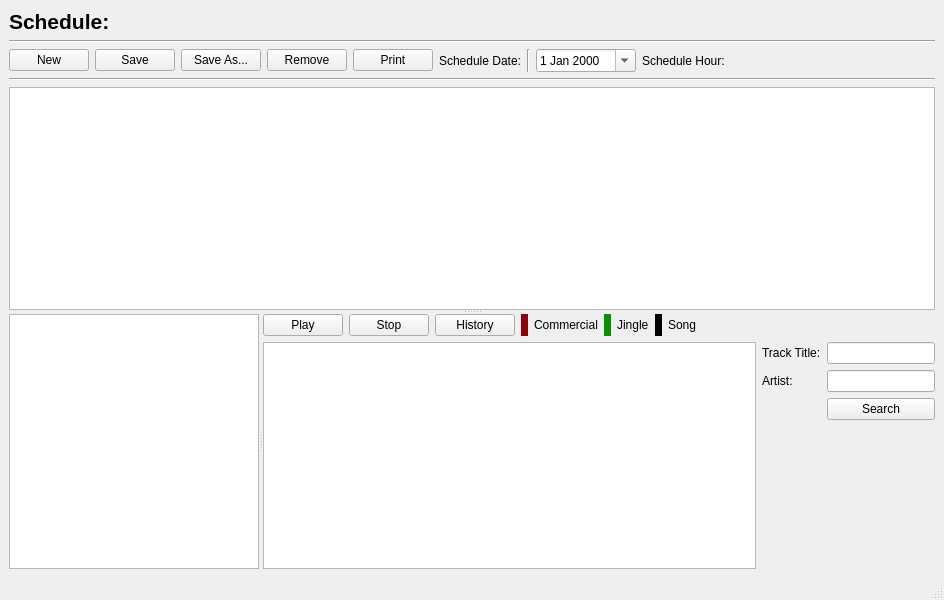
First picture: the form in rave/sedric/mainwindow.ui, repository pgathogo/raven, before the edit.
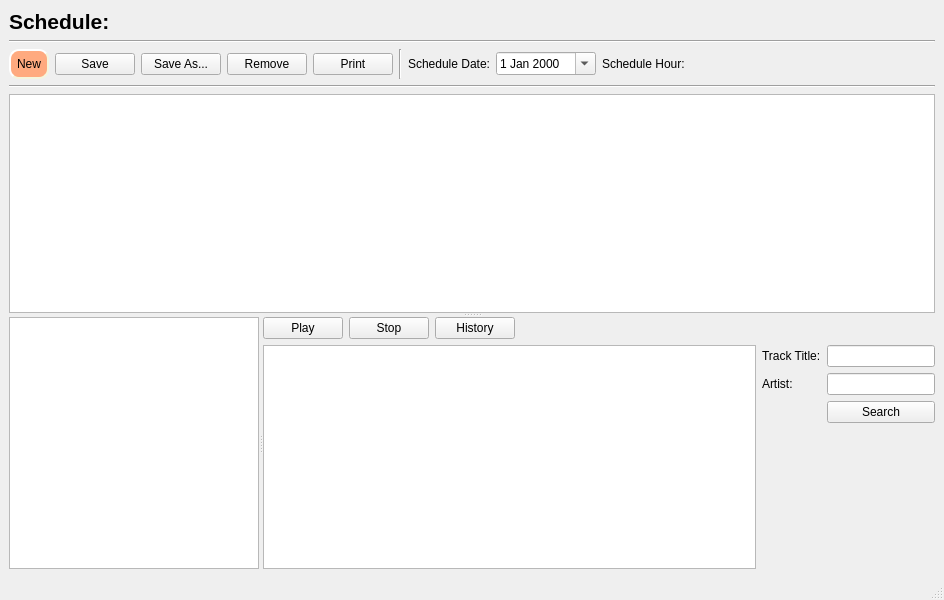
Second picture: the form after the edit.

The edit to the form file:
```diff
--- a/rave/sedric/mainwindow.ui
+++ b/rave/sedric/mainwindow.ui
@@ -44,6 +44,15 @@
      <layout class="QHBoxLayout" name="horizontalLayout_2">
       <item>
        <widget class="QPushButton" name="btnNew">
+        <property name="styleSheet">
+         <string notr="true">background-color: rgb(255, 170, 127);
+border-style: outset;
+border-width: 2px;
+border-radius: 10px;
+border-color: beige;
+min-width: 6em;
+padding: 6px;</string>
+        </property>
         <property name="text">
          <string>New</string>
         </property>
@@ -77,13 +86,6 @@
         </property>
        </widget>
       </item>
-      <item>
-       <widget class="QLabel" name="label_3">
-        <property name="text">
-         <string>Schedule Date:</string>
-        </property>
-       </widget>
-      </item>
       <item>
        <widget class="Line" name="line_3">
         <property name="orientation">
@@ -91,6 +93,13 @@
         </property>
        </widget>
       </item>
+      <item>
+       <widget class="QLabel" name="label_3">
+        <property name="text">
+         <string>Schedule Date:</string>
+        </property>
+       </widget>
+      </item>
       <item>
        <widget class="QDateEdit" name="dtSchedule">
         <property name="minimumSize">
@@ -190,77 +199,7 @@
             </widget>
            </item>
            <item>
-            <layout class="QHBoxLayout" name="horizontalLayout_5" stretch="1,0,1,0,1,0">
-             <item>
-              <widget class="QLabel" name="label_8">
-               <property name="maximumSize">
-                <size>
-                 <width>15</width>
-                 <height>16777215</height>
-                </size>
-               </property>
-               <property name="styleSheet">
-                <string notr="true">background-color: rgb(144, 2, 9);</string>
-               </property>
-               <property name="text">
-                <string/>
-               </property>
-              </widget>
-             </item>
-             <item>
-              <widget class="QLabel" name="label_13">
-               <property name="text">
-                <string>Commercial</string>
-               </property>
-              </widget>
-             </item>
-             <item>
-              <widget class="QLabel" name="label_10">
-               <property name="maximumSize">
-                <size>
-                 <width>15</width>
-                 <height>16777215</height>
-                </size>
-               </property>
-               <property name="styleSheet">
-                <string notr="true">background-color: rgb(6,144,2);</string>
-               </property>
-               <property name="text">
-                <string/>
-               </property>
-              </widget>
-             </item>
-             <item>
-              <widget class="QLabel" name="label_6">
-               <property name="text">
-                <string>Jingle</string>
-               </property>
-              </widget>
-             </item>
-             <item>
-              <widget class="QLabel" name="label_11">
-               <property name="maximumSize">
-                <size>
-                 <width>15</width>
-                 <height>16777215</height>
-                </size>
-               </property>
-               <property name="styleSheet">
-                <string notr="true">background-color: rgb(0, 0, 0);</string>
-               </property>
-               <property name="text">
-                <string/>
-               </property>
-              </widget>
-             </item>
-             <item>
-              <widget class="QLabel" name="label_9">
-               <property name="text">
-                <string>Song</string>
-               </property>
-              </widget>
-             </item>
-            </layout>
+            <layout class="QHBoxLayout" name="horizontalLayout_5" stretch=""/>
            </item>
            <item>
             <spacer name="horizontalSpacer_3">
@@ -339,6 +278,9 @@
              </item>
              <item row="2" column="1">
               <widget class="QPushButton" name="btnSearch">
+               <property name="styleSheet">
+                <string notr="true"/>
+               </property>
                <property name="text">
                 <string>Search</string>
                </property>
```
